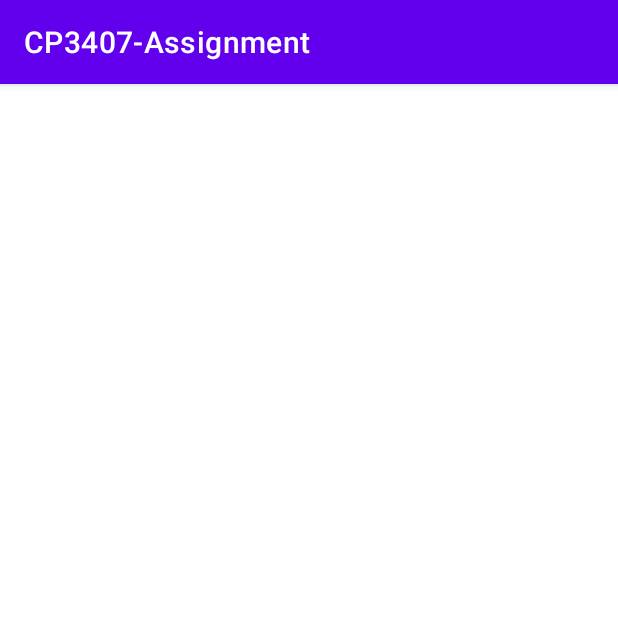
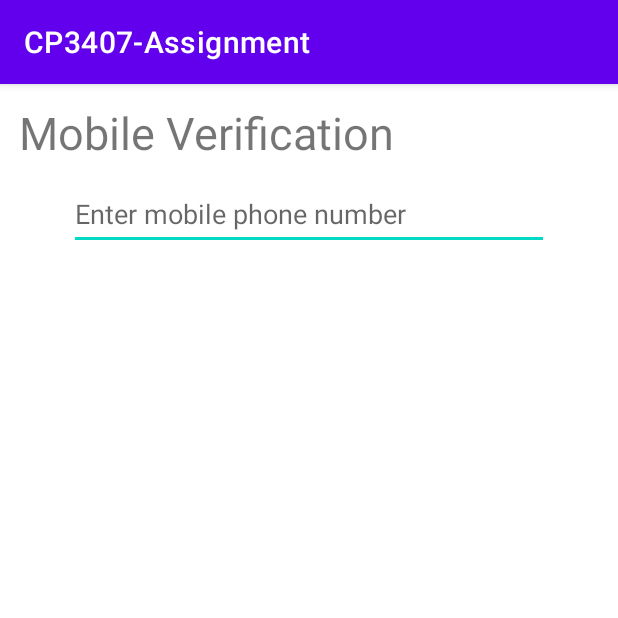
Before and after one commit to ChloeL01/CP3407---Assignment, an Android app: the fragment ChangeMobile shown on its own in the app's theme, on a phone screen of 412 x 824 dp, the top half of it. Run offline under Robolectric (Android 15) with nearby library versions, the phone set to English and light mode, and no system bars; our stand-ins replace data binding.

Commit message:
User Mobile phone UI slowly being implemented. Push before finishing up for day

```diff
--- a/CP3407Assignment/app/src/main/res/layout/fragment_change_mobile.xml
+++ b/CP3407Assignment/app/src/main/res/layout/fragment_change_mobile.xml
@@ -1,16 +1,39 @@
 <?xml version="1.0" encoding="utf-8"?>
 <layout xmlns:android="http://schemas.android.com/apk/res/android"
+    xmlns:app="http://schemas.android.com/apk/res-auto"
     xmlns:tools="http://schemas.android.com/tools">
 
     <data>
 
     </data>
 
-    <FrameLayout
+    <androidx.constraintlayout.widget.ConstraintLayout
         android:layout_width="match_parent"
-        android:layout_height="match_parent"
-        tools:context=".ui.profile.ChangeMobile">
+        android:layout_height="match_parent">
 
+        <TextView
+            android:id="@+id/change_mobile_title"
+            android:layout_width="wrap_content"
+            android:layout_height="wrap_content"
+            android:layout_marginStart="12dp"
+            android:layout_marginTop="12dp"
+            android:text="@string/mobile_verification"
+            android:textAlignment="center"
+            android:textSize="30sp"
+            app:layout_constraintStart_toStartOf="parent"
+            app:layout_constraintTop_toTopOf="parent" />
 
-    </FrameLayout>
+        <EditText
+            android:id="@+id/mobile_number"
+            android:layout_width="320dp"
+            android:layout_height="48dp"
+            android:layout_marginTop="10dp"
+            android:autofillHints="@string/enter_mobile_phone_number"
+            android:hint="@string/enter_mobile_phone_number"
+            android:inputType="phone"
+            app:layout_constraintEnd_toEndOf="parent"
+            app:layout_constraintStart_toStartOf="parent"
+            app:layout_constraintTop_toBottomOf="@+id/change_mobile_title" />
+
+    </androidx.constraintlayout.widget.ConstraintLayout>
 </layout>
--- a/CP3407Assignment/app/src/main/res/values/strings.xml
+++ b/CP3407Assignment/app/src/main/res/values/strings.xml
@@ -71,4 +71,6 @@
     <string name="re_enter_new_email_address">Re-enter new email address</string>
     <string name="change_email">Change email</string>
     <string name="enter_current_email_address">Enter current email address</string>
+    <string name="mobile_verification">Mobile Verification</string>
+    <string name="enter_mobile_phone_number">Enter mobile phone number</string>
 </resources>
```
